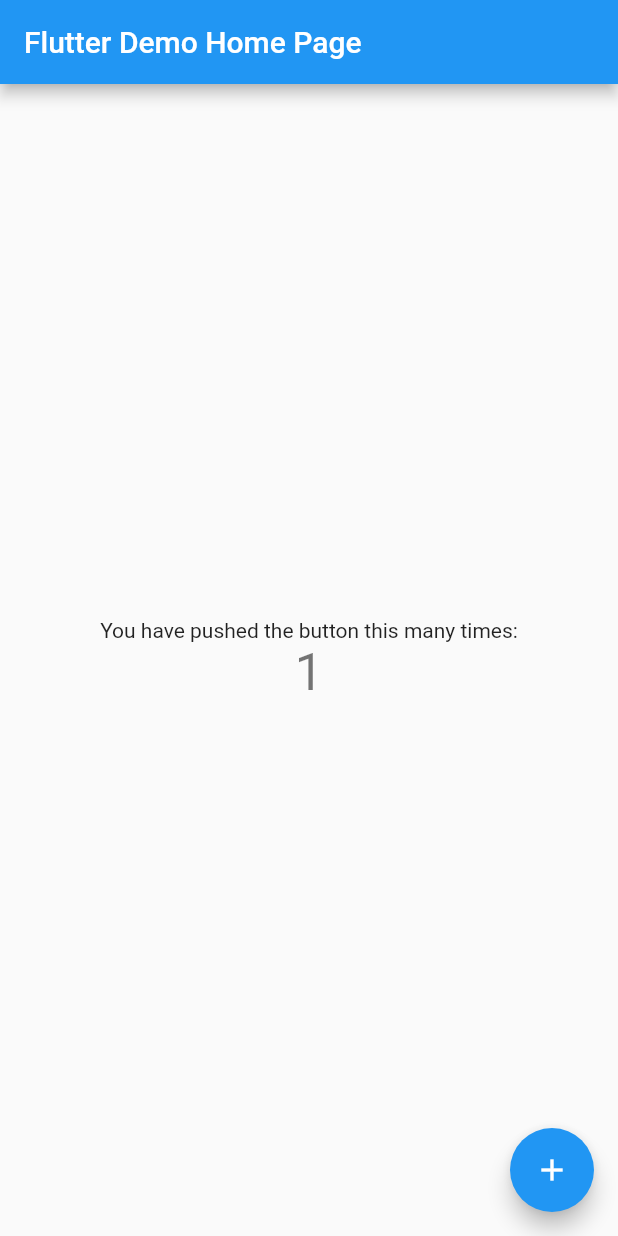
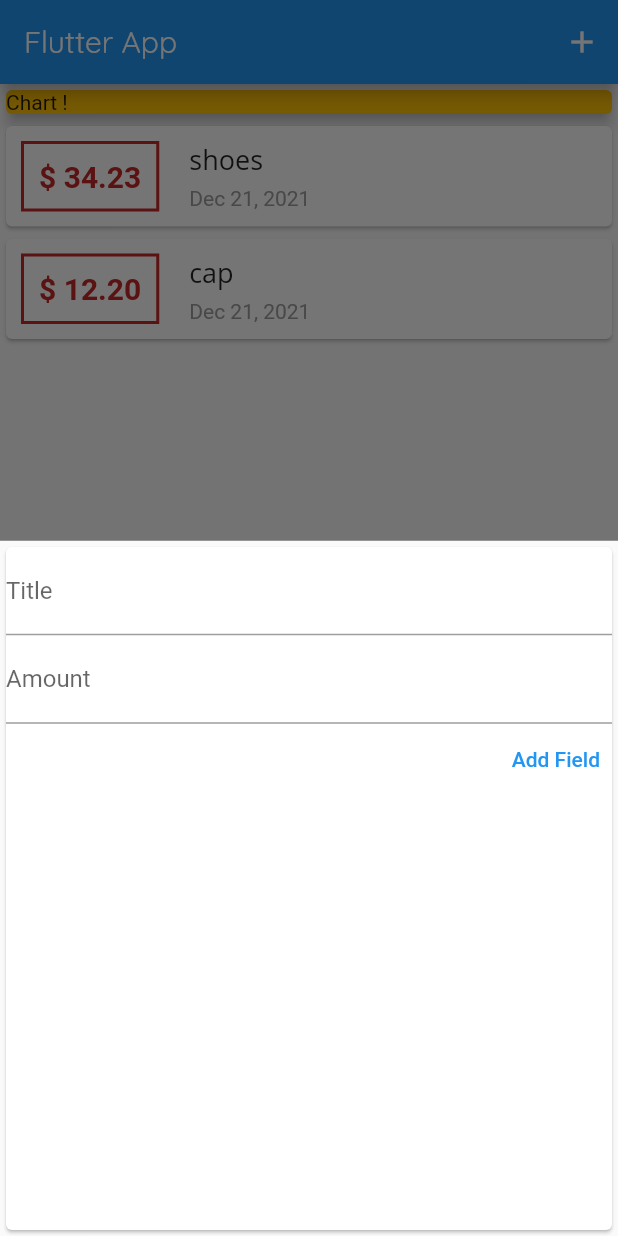
Before and after one commit to imtony3579/learning_flutter, a Flutter app: the screen it shows after launch, after a tap on the "add" icon, on a phone screen of 412 x 824 dp. Run offline on Flutter 3.47's test engine with Material 2 defaults, Android fonts, the phone set to English and light mode, and no system bars.

Commit message:
font adding in the project

```diff
--- a/budget/lib/main.dart
+++ b/budget/lib/main.dart
@@ -1,115 +1,122 @@
 import 'package:flutter/material.dart';
+import './widgets/new_transaction.dart';
+import './widgets/transaction_list.dart';
+import './models/transaction.dart';
 
-void main() {
-  runApp(const MyApp());
-}
+void main() => runApp(MyApp());
 
 class MyApp extends StatelessWidget {
-  const MyApp({Key? key}) : super(key: key);
-
-  // This widget is the root of your application.
   @override
   Widget build(BuildContext context) {
     return MaterialApp(
-      title: 'Flutter Demo',
+      title: 'Flutter App',
       theme: ThemeData(
-        // This is the theme of your application.
-        //
-        // Try running your application with "flutter run". You'll see the
-        // application has a blue toolbar. Then, without quitting the app, try
-        // changing the primarySwatch below to Colors.green and then invoke
-        // "hot reload" (press "r" in the console where you ran "flutter run",
-        // or simply save your changes to "hot reload" in a Flutter IDE).
-        // Notice that the counter didn't reset back to zero; the application
-        // is not restarted.
-        primarySwatch: Colors.blue,
+        primaryColorLight: Colors.red[800],
+        primaryColorDark: Colors.purple,
+        textTheme: ThemeData.light().textTheme.copyWith(
+              headline6: TextStyle(
+                fontFamily: 'OpenSans',
+                fontSize: 18,
+              ),
+            ),
+        appBarTheme: AppBarTheme(
+          titleTextStyle: TextStyle(
+            fontFamily: 'Quicksand',
+            fontSize: 20,
+          ),
+        ),
       ),
-      home: const MyHomePage(title: 'Flutter Demo Home Page'),
+      home: MyHomePage(),
     );
   }
 }
 
 class MyHomePage extends StatefulWidget {
-  const MyHomePage({Key? key, required this.title}) : super(key: key);
-
-  // This widget is the home page of your application. It is stateful, meaning
-  // that it has a State object (defined below) that contains fields that affect
-  // how it looks.
-
-  // This class is the configuration for the state. It holds the values (in this
-  // case the title) provided by the parent (in this case the App widget) and
-  // used by the build method of the State. Fields in a Widget subclass are
-  // always marked "final".
-
-  final String title;
-
   @override
   State<MyHomePage> createState() => _MyHomePageState();
 }
 
 class _MyHomePageState extends State<MyHomePage> {
-  int _counter = 0;
+  final List<Transaction> _userTransaction = [
+    Transaction(
+      id: 't1',
+      title: 'shoes',
+      amount: 34.23,
+      date: DateTime.now(),
+    ),
+    Transaction(
+      id: 't2',
+      title: 'cap',
+      amount: 12.2,
+      date: DateTime.now(),
+    ),
+  ];
 
-  void _incrementCounter() {
+  void _addTransaction(String txTitle, double txAmmount) {
+    final newTx = Transaction(
+        id: DateTime.now().toString(),
+        title: txTitle,
+        amount: txAmmount,
+        date: DateTime.now());
+
     setState(() {
-      // This call to setState tells the Flutter framework that something has
-      // changed in this State, which causes it to rerun the build method below
-      // so that the display can reflect the updated values. If we changed
-      // _counter without calling setState(), then the build method would not be
-      // called again, and so nothing would appear to happen.
-      _counter++;
+      _userTransaction.add(newTx);
     });
+  }
+
+  void _startAddNewTransaction(BuildContext ctx) {
+    showModalBottomSheet(
+      context: ctx,
+      builder: (_) {
+        return GestureDetector(
+          child: NewTransaction(_addTransaction),
+          onTap: () {},
+          behavior: HitTestBehavior.opaque,
+        );
+      },
+    );
   }
 
   @override
   Widget build(BuildContext context) {
-    // This method is rerun every time setState is called, for instance as done
-    // by the _incrementCounter method above.
-    //
-    // The Flutter framework has been optimized to make rerunning build methods
-    // fast, so that you can just rebuild anything that needs updating rather
-    // than having to individually change instances of widgets.
     return Scaffold(
       appBar: AppBar(
-        // Here we take the value from the MyHomePage object that was created by
-        // the App.build method, and use it to set our appbar title.
-        title: Text(widget.title),
+        title: Text('Flutter App'),
+        actions: <Widget>[
+          IconButton(
+            onPressed: () {
+              _startAddNewTransaction(context);
+            },
+            icon: Icon(Icons.add),
+          ),
+        ],
       ),
-      body: Center(
-        // Center is a layout widget. It takes a single child and positions it
-        // in the middle of the parent.
+      body: SingleChildScrollView(
         child: Column(
-          // Column is also a layout widget. It takes a list of children and
-          // arranges them vertically. By default, it sizes itself to fit its
-          // children horizontally, and tries to be as tall as its parent.
-          //
-          // Invoke "debug painting" (press "p" in the console, choose the
-          // "Toggle Debug Paint" action from the Flutter Inspector in Android
-          // Studio, or the "Toggle Debug Paint" command in Visual Studio Code)
-          // to see the wireframe for each widget.
-          //
-          // Column has various properties to control how it sizes itself and
-          // how it positions its children. Here we use mainAxisAlignment to
-          // center the children vertically; the main axis here is the vertical
-          // axis because Columns are vertical (the cross axis would be
-          // horizontal).
-          mainAxisAlignment: MainAxisAlignment.center,
+          // mainAxisAlignment: MainAxisAlignment.spaceAround,
+          crossAxisAlignment: CrossAxisAlignment.center,
           children: <Widget>[
-            const Text(
-              'You have pushed the button this many times:',
+            Container(
+              width: double.infinity,
+              child: Card(
+                child: Text("Chart !"),
+                elevation: 4,
+                color: Colors.amber,
+              ),
             ),
-            Text(
-              '$_counter',
-              style: Theme.of(context).textTheme.headline4,
+            TransactionList(
+              userList: _userTransaction,
             ),
           ],
         ),
       ),
+      floatingActionButtonLocation: FloatingActionButtonLocation.centerFloat,
       floatingActionButton: FloatingActionButton(
-        onPressed: _incrementCounter,
-        tooltip: 'Increment',
-        child: const Icon(Icons.add),
-      ), // This trailing comma makes auto-formatting nicer for build methods.
+        onPressed: () {
+          _startAddNewTransaction(context);
+        },
+        child: Icon(Icons.add),
+      ),
     );
   }
 }
--- /dev/null
+++ b/budget/lib/models/transaction.dart
@@ -0,0 +1,13 @@
+
+class Transaction {
+  final String id;
+  final String title;
+  final double amount;
+  final DateTime date;
+
+  Transaction(
+      {required this.id,
+      required this.title,
+      required this.amount,
+      required this.date});
+}
--- /dev/null
+++ b/budget/lib/widgets/new_transaction.dart
@@ -0,0 +1,57 @@
+import 'package:flutter/material.dart';
+
+class NewTransaction extends StatefulWidget {
+  final Function getInputTx;
+
+  NewTransaction(this.getInputTx);
+
+  @override
+  State<NewTransaction> createState() => _NewTransactionState();
+}
+
+class _NewTransactionState extends State<NewTransaction> {
+  final titleController = TextEditingController();
+
+  final ammountController = TextEditingController();
+
+  void submitData() {
+    String titleText = titleController.text;
+    double amountValue = double.parse(ammountController.text);
+
+    if (titleText.isEmpty || amountValue <= 0) {
+      return;
+    }
+
+    widget.getInputTx(
+      titleText,
+      amountValue,
+    );
+
+    Navigator.of(context).pop();
+  }
+
+  @override
+  Widget build(BuildContext context) {
+    return Card(
+      child: Column(
+        crossAxisAlignment: CrossAxisAlignment.end,
+        children: [
+          TextField(
+            decoration: InputDecoration(labelText: 'Title'),
+            controller: titleController,
+          ),
+          TextField(
+            decoration: InputDecoration(labelText: 'Amount'),
+            controller: ammountController,
+            keyboardType: TextInputType.numberWithOptions(decimal: true),
+            onSubmitted: (_) => submitData(),
+          ),
+          TextButton(
+            onPressed: submitData,
+            child: Text("Add Field"),
+          ),
+        ],
+      ),
+    );
+  }
+}
--- /dev/null
+++ b/budget/lib/widgets/transaction_list.dart
@@ -0,0 +1,59 @@
+import 'package:flutter/material.dart';
+import 'package:intl/intl.dart';
+import '../models/transaction.dart';
+
+class TransactionList extends StatelessWidget {
+  final List<Transaction> userList;
+
+  TransactionList({required this.userList});
+  @override
+  Widget build(BuildContext context) {
+    return Container(
+      height: 400,
+      child: ListView.builder(
+        itemBuilder: (ctx, index) {
+          return Card(
+              child: Row(
+            children: [
+              Container(
+                margin: EdgeInsets.symmetric(vertical: 10, horizontal: 10),
+                child: Text(
+                  '\$ ${(userList[index].amount).toStringAsFixed(2)}',
+                  style: TextStyle(
+                    color: Theme.of(context).primaryColorLight,
+                    fontWeight: FontWeight.bold,
+                    fontSize: 20,
+                  ),
+                ),
+                decoration: BoxDecoration(
+                    border: Border.all(width: 2, color: Theme.of(context).primaryColorLight)),
+                padding: EdgeInsets.all(10),
+              ),
+              Column(
+                crossAxisAlignment: CrossAxisAlignment.start,
+                children: [
+                  Container(
+                    child: Text(
+                      userList[index].title,
+                      style:
+                          Theme.of(context).textTheme.headline6,
+                    ),
+                    margin: EdgeInsets.only(left: 10, bottom: 5),
+                  ),
+                  Container(
+                    child: Text(
+                      DateFormat.yMMMd().format(userList[index].date),
+                      style: TextStyle(color: Colors.grey),
+                    ),
+                    margin: EdgeInsets.only(left: 10),
+                  )
+                ],
+              )
+            ],
+          ));
+        },
+        itemCount: userList.length,
+      ),
+    );
+  }
+}
```
Also changed, not shown: budget/pubspec.yaml (+12 -6 lines), budget/assets/fonts/OpenSans-Bold.ttf (added), budget/assets/fonts/OpenSans-Regular.ttf (added), budget/assets/fonts/Quicksand-Bold.ttf (added), budget/assets/fonts/Quicksand-Light.ttf (added), budget/assets/fonts/Quicksand-Medium.ttf (added), budget/assets/fonts/Quicksand-Regular.ttf (added), budget/pubspec.lock.
